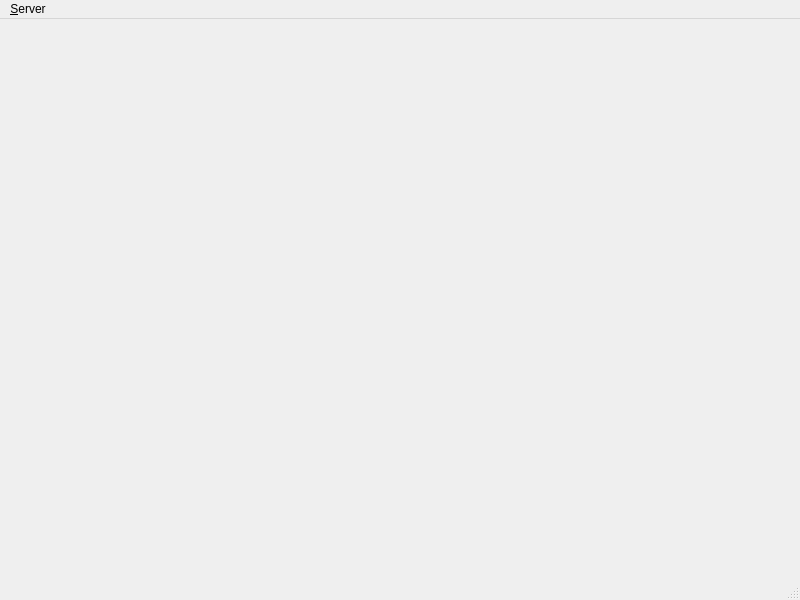
Old version of the form multiplayerserverwindow.ui in the repository vos/planetattack.
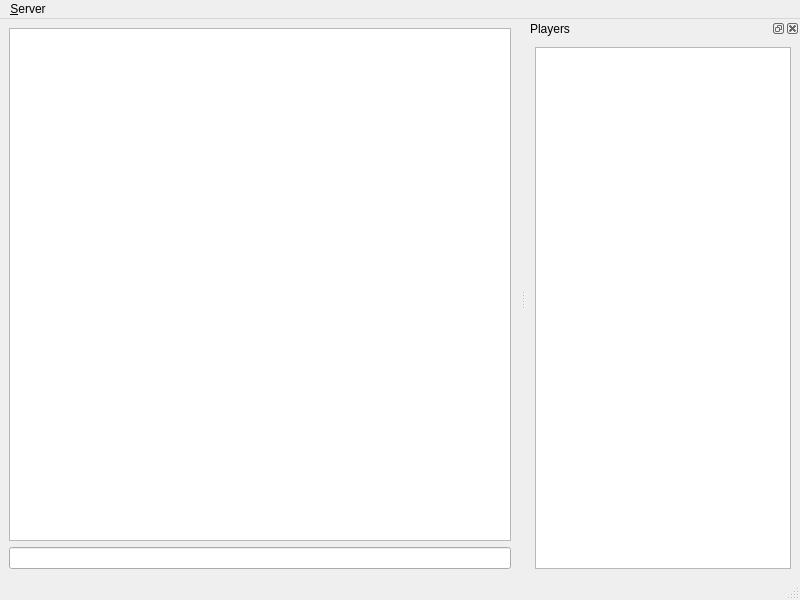
New version of the form.

Commit message: added PlayerListModel and message handler

The edit to the form file:
```diff
--- a/multiplayerserverwindow.ui
+++ b/multiplayerserverwindow.ui
@@ -13,7 +13,20 @@
   <property name="windowTitle">
    <string>PlanetAttack Dedicated Server 0.1 alpha - © 2012 Alexander Vos</string>
   </property>
-  <widget class="QWidget" name="centralwidget"/>
+  <widget class="QWidget" name="centralwidget">
+   <layout class="QVBoxLayout" name="verticalLayout_2">
+    <item>
+     <widget class="QPlainTextEdit" name="console">
+      <property name="readOnly">
+       <bool>true</bool>
+      </property>
+     </widget>
+    </item>
+    <item>
+     <widget class="QLineEdit" name="inputLineEdit"/>
+    </item>
+   </layout>
+  </widget>
   <widget class="QMenuBar" name="menubar">
    <property name="geometry">
     <rect>
@@ -33,6 +46,21 @@
    <addaction name="menu_Server"/>
   </widget>
   <widget class="QStatusBar" name="statusbar"/>
+  <widget class="QDockWidget" name="playerDockWidget">
+   <property name="windowTitle">
+    <string>Players</string>
+   </property>
+   <attribute name="dockWidgetArea">
+    <number>2</number>
+   </attribute>
+   <widget class="QWidget" name="dockWidgetContents">
+    <layout class="QVBoxLayout" name="verticalLayout">
+     <item>
+      <widget class="QListView" name="playerListView"/>
+     </item>
+    </layout>
+   </widget>
+  </widget>
   <action name="action_toggleListening">
    <property name="text">
     <string>&amp;Start listening</string>
```
The commit also changes 2 other files.
